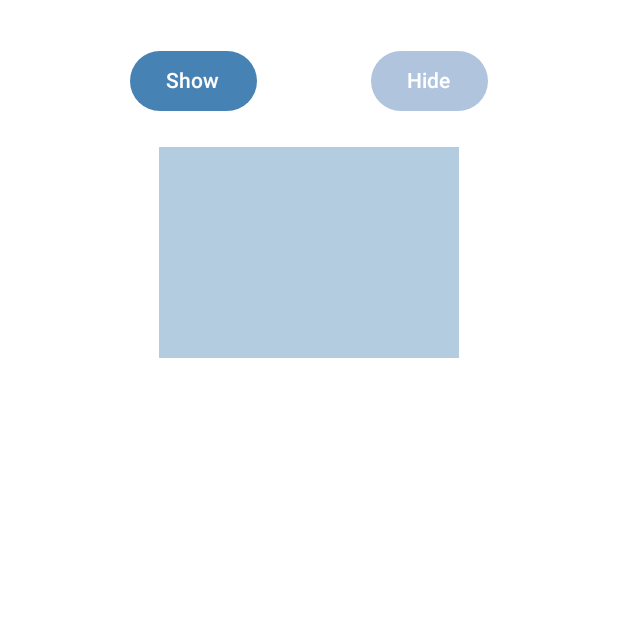
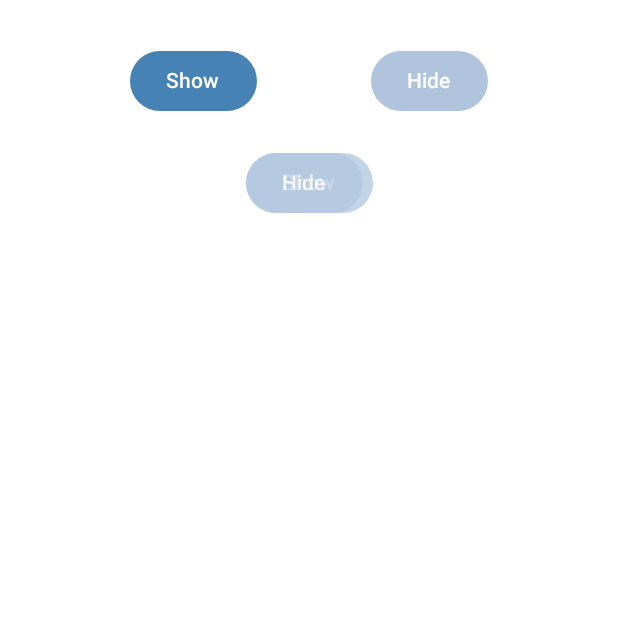
Before and after one commit to DeniseLeandroDeCastro/AnimateVisibility, an Android app built with Jetpack Compose: the MainActivity screen opened directly, with no data from a screen before it, after a tap on "Hide", on a phone screen of 412 x 824 dp, the top half of it. Run offline under Robolectric (Android 15) with nearby library versions, the light colour scheme and no system bars.

Commit message:
02.07.2024 -> Projeto concluído

```diff
--- a/app/src/main/java/com/example/animatevisibility/MainActivity.kt
+++ b/app/src/main/java/com/example/animatevisibility/MainActivity.kt
@@ -5,9 +5,11 @@ import androidx.activity.ComponentActivity
 import androidx.activity.compose.setContent
 import androidx.activity.enableEdgeToEdge
 import androidx.compose.animation.AnimatedVisibility
+import androidx.compose.animation.Crossfade
 import androidx.compose.animation.ExperimentalAnimationApi
 import androidx.compose.animation.core.CubicBezierEasing
 import androidx.compose.animation.core.LinearOutSlowInEasing
+import androidx.compose.animation.core.MutableTransitionState
 import androidx.compose.animation.core.RepeatMode
 import androidx.compose.animation.core.repeatable
 import androidx.compose.animation.core.tween
@@ -112,24 +114,21 @@ fun MainScreen() {
             )
         }
         Spacer(modifier = Modifier.height(20.dp))
-        AnimatedVisibility(
-            visible = boxVisible,
-            enter = fadeIn(animationSpec = tween(durationMillis = 5500)),
-            exit = fadeOut(animationSpec = tween(durationMillis = 5500))
-        ) {
-            Row {
-                Spacer(modifier = Modifier.height(20.dp))
-                Box(
-                    modifier = Modifier
-                        .animateEnterExit(
-                            enter = slideInVertically(animationSpec = tween(durationMillis = 5500)),
-                            exit = slideOutVertically(
-                                animationSpec = tween(durationMillis = 5500))
-                        )
-                        .size(height = 200.dp, width = 200.dp)
-                        .background(colorResource(id = R.color.steel_blue))
-                )
-            }
+        Crossfade(
+            targetState = boxVisible,
+            animationSpec = tween(5000)) { visible ->
+                when(visible) {
+                    true -> CustomButton(
+                        text = "Show",
+                        targetState = false,
+                        onClick = onClick,
+                        bgColor = colorResource(id = R.color.steel_blue))
+                    false -> CustomButton(
+                        text = "Hide",
+                        targetState = true,
+                        onClick = onClick,
+                        bgColor = colorResource(id = R.color.light_steel_blue))
+                }
         }
     }
 }
```
